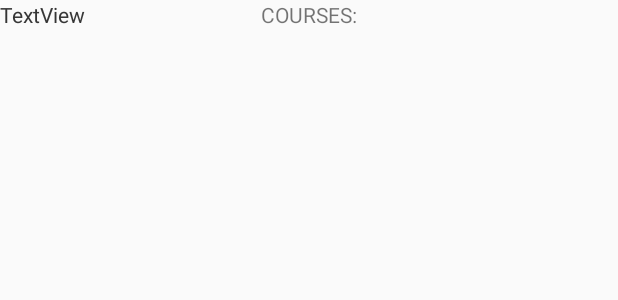
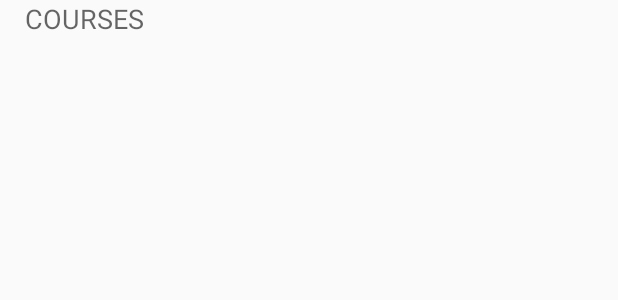
Before and after one commit to climbbikehike/DeadlineSchmedline, an Android app: the layout activity_main.xml on its own in the app's theme, with its tools: preview values and no code run, on a phone screen of 412 x 824 dp. Shown: the top 300 px of the screen. Run offline under Robolectric (Android 15) with nearby library versions, the phone set to English and light mode, and no system bars.

Commit message:
Adding basic acitivities and the course class

```diff
--- a/app/src/main/java/com/lorin/deadlineschmedline/DashboardActivity.java
+++ b/app/src/main/java/com/lorin/deadlineschmedline/activities/DashboardActivity.java
@@ -1,8 +1,10 @@
-package com.lorin.deadlineschmedline;
+package com.lorin.deadlineschmedline.activities;
 
 import android.support.v7.app.AppCompatActivity;
 import android.os.Bundle;
 import android.view.Window;
+
+import com.lorin.deadlineschmedline.R;
 
 public class DashboardActivity extends AppCompatActivity {
 
--- a/app/src/main/res/layout/activity_dashboard.xml
+++ b/app/src/main/res/layout/activity_dashboard.xml
@@ -4,6 +4,6 @@
     xmlns:tools="http://schemas.android.com/tools"
     android:layout_width="match_parent"
     android:layout_height="match_parent"
-    tools:context="com.lorin.deadlineschmedline.DashboardActivity">
+    tools:context="com.lorin.deadlineschmedline.activities.DashboardActivity">
 
 </android.support.constraint.ConstraintLayout>
--- a/app/src/main/res/layout/activity_main.xml
+++ b/app/src/main/res/layout/activity_main.xml
@@ -4,32 +4,17 @@
     xmlns:tools="http://schemas.android.com/tools"
     android:layout_width="match_parent"
     android:layout_height="match_parent"
-    tools:context="com.lorin.deadlineschmedline.MainActivity">
+    tools:context="com.lorin.deadlineschmedline.activities.MainActivity">
 
     <TextView
         android:id="@+id/courses"
         android:layout_width="wrap_content"
         android:layout_height="wrap_content"
-        android:layout_marginEnd="8dp"
-        android:layout_marginStart="8dp"
-        android:text="COURSES:"
+        android:text="COURSES"
+        android:textAppearance="@android:style/TextAppearance.Material.Medium"
         app:layout_constraintEnd_toEndOf="parent"
+        app:layout_constraintHorizontal_bias="0.05"
         app:layout_constraintStart_toStartOf="parent"
         tools:layout_editor_absoluteY="25dp" />
 
-    <TextView
-        android:id="@+id/textView2"
-        android:layout_width="wrap_content"
-        android:layout_height="wrap_content"
-        android:text="TextView"
-        tools:layout_editor_absoluteX="43dp"
-        tools:layout_editor_absoluteY="62dp" />
-
-    <TextView
-        android:id="@+id/textView3"
-        android:layout_width="wrap_content"
-        android:layout_height="wrap_content"
-        android:text="TextView"
-        tools:layout_editor_absoluteX="43dp"
-        tools:layout_editor_absoluteY="97dp" />
 </android.support.constraint.ConstraintLayout>
```
Also changed, not shown: app/src/main/AndroidManifest.xml (+8 -2 lines), app/src/main/java/com/lorin/deadlineschmedline/activities/MainActivity.java (renamed from app/src/main/java/com/lorin/deadlineschmedline/MainActivity.java, +9 -1 lines), app/src/main/java/com/lorin/deadlineschmedline/models/Course.java (added, +56 -0 lines), app/src/main/res/drawable/zenclipartstones.png (added).
